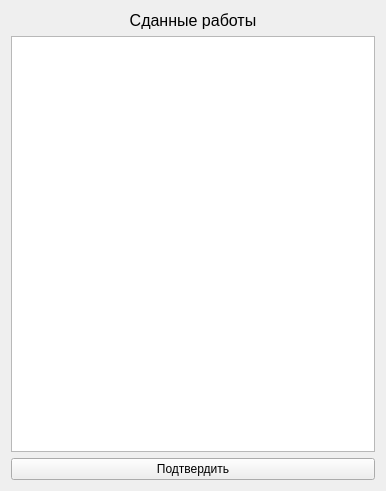
First picture: the form in ElectronicJournal/tablemadeworks.ui, repository MariyaMari/myJournal, before the edit.
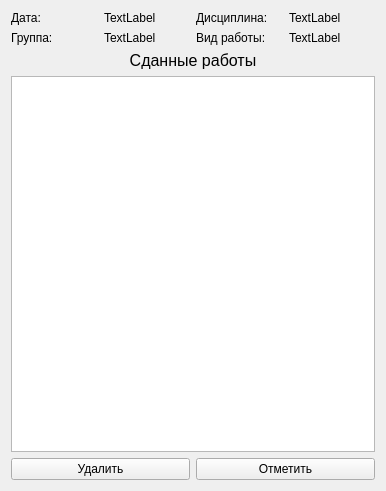
Second picture: the form after the edit.

Diff of the .ui file:
```diff
--- a/ElectronicJournal/tablemadeworks.ui
+++ b/ElectronicJournal/tablemadeworks.ui
@@ -15,6 +15,66 @@
   </property>
   <layout class="QGridLayout" name="gridLayout_2">
    <item row="0" column="0">
+    <layout class="QGridLayout" name="gridLayout_3">
+     <item row="1" column="1">
+      <widget class="QLabel" name="label_5">
+       <property name="text">
+        <string>TextLabel</string>
+       </property>
+      </widget>
+     </item>
+     <item row="1" column="0">
+      <widget class="QLabel" name="label_4">
+       <property name="text">
+        <string>Группа:</string>
+       </property>
+      </widget>
+     </item>
+     <item row="0" column="2">
+      <widget class="QLabel" name="label_6">
+       <property name="text">
+        <string>Дисциплина:</string>
+       </property>
+      </widget>
+     </item>
+     <item row="0" column="1">
+      <widget class="QLabel" name="label_3">
+       <property name="text">
+        <string>TextLabel</string>
+       </property>
+      </widget>
+     </item>
+     <item row="0" column="0">
+      <widget class="QLabel" name="label_2">
+       <property name="text">
+        <string>Дата:</string>
+       </property>
+      </widget>
+     </item>
+     <item row="0" column="3">
+      <widget class="QLabel" name="label_7">
+       <property name="text">
+        <string>TextLabel</string>
+       </property>
+      </widget>
+     </item>
+     <item row="1" column="2">
+      <widget class="QLabel" name="label_8">
+       <property name="text">
+        <string>Вид работы:</string>
+       </property>
+      </widget>
+     </item>
+     <item row="1" column="3">
+      <widget class="QLabel" name="label_9">
+       <property name="text">
+        <string>TextLabel</string>
+       </property>
+      </widget>
+     </item>
+    </layout>
+   </item>
+   <item row="1" column="0">
     <widget class="QLabel" name="label">
      <property name="font">
       <font>
@@ -29,19 +89,26 @@
      </property>
     </widget>
    </item>
-   <item row="1" column="0">
+   <item row="2" column="0">
     <layout class="QVBoxLayout" name="verticalLayout">
      <item>
       <widget class="QTableView" name="tableView"/>
      </item>
     </layout>
    </item>
-   <item row="2" column="0">
+   <item row="3" column="0">
     <layout class="QGridLayout" name="gridLayout">
      <item row="0" column="0">
       <widget class="QPushButton" name="pushButton_3">
        <property name="text">
-        <string>Подтвердить</string>
+        <string>Удалить</string>
+       </property>
+      </widget>
+     </item>
+     <item row="0" column="1">
+      <widget class="QPushButton" name="pushButton_2">
+       <property name="text">
+        <string>Отметить</string>
        </property>
       </widget>
      </item>
```
Left out of the diff: 4 changed lines with no effect on the pictures.
